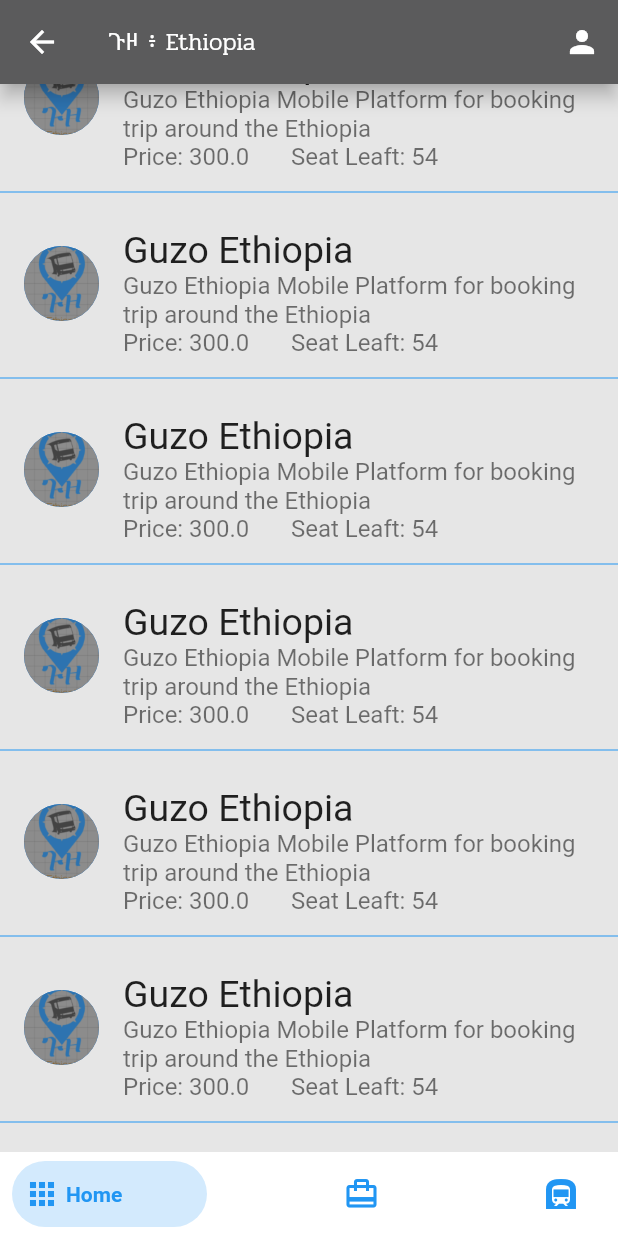
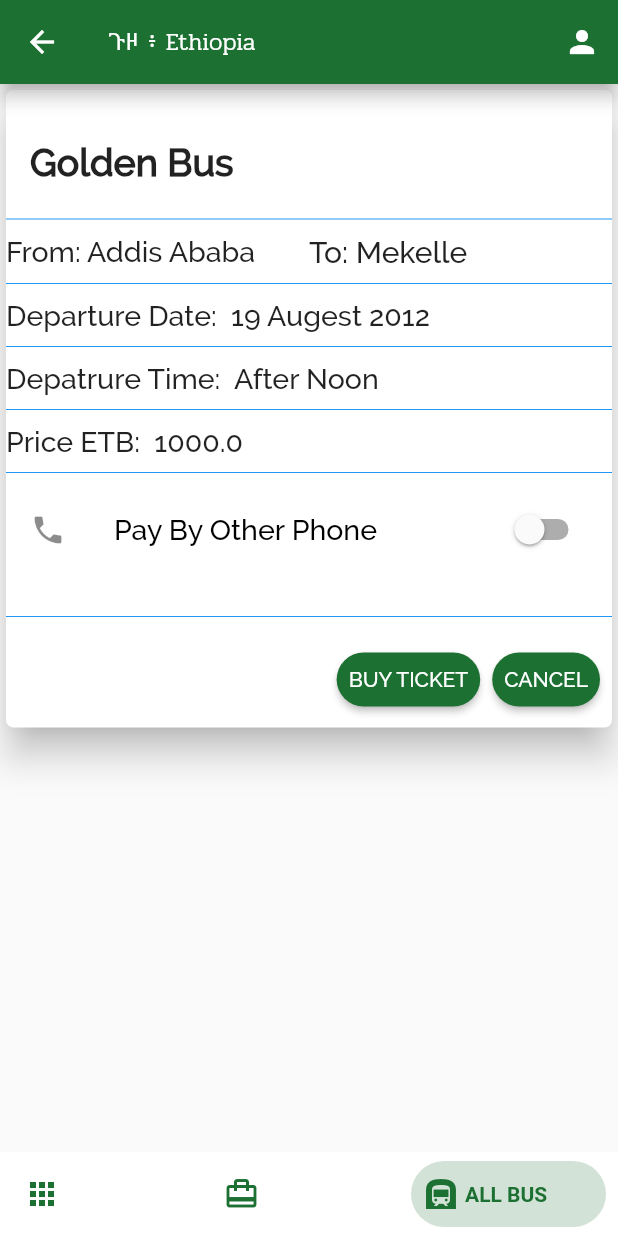
Before and after one commit to YemaneAbrha/TravelEthiopiaMobileApp, a Flutter app: the SelectBusPage screen opened by its route, scrolled down 528 dp, after a tap on "Guzo Ethiopia", on a phone screen of 412 x 824 dp. Run offline on Flutter 3.47's test engine with Material 2 defaults, Android fonts, the phone set to English and light mode, and no system bars; our stand-ins replace bottom_navy_bar, circular_profile_avatar, datetime_picker_formfield, shared_preferences, splashscreen; accounts and stored records are empty; network calls fail.

Commit message:
changing UI color

```diff
--- a/lib/api_functions/requestAuthAPI.dart
+++ b/lib/api_functions/requestAuthAPI.dart
@@ -10,11 +10,12 @@ import 'package:Guzo/model/json/loginModel.dart';
 
 Future requestSignup(BuildContext context, Map<String, dynamic> body) async {
   try {
-    final url = "GuzoEthiopia.net/user/signup";
+    final url = "https://guzo-booking.herokuapp.com/user";
     http.Response response = await http.post(url, body: body, headers: {});
     if (response.statusCode == 201) {
       final user = json.decode(response.body);
-      requestLoginAPI(context, user[0].phonenumber);
+      print("Sucess");
+      //requestLoginAPI(context, user[0].phonenumber);
     }
   } catch (err) {
     showDialogSingleButton(context, "Unable to Register", "Server Error", "OK");
--- a/lib/main.dart
+++ b/lib/main.dart
@@ -10,6 +10,7 @@ import 'package:Guzo/pages/help.dart';
 import 'package:Guzo/pages/privacy.dart';
 import 'package:Guzo/pages/profile.dart';
 import 'package:Guzo/pages/splashScreen.dart';
+import 'package:Guzo/pages/bookingConfirmation.dart';
 
 void main() => runApp(MyApp());
 
@@ -27,6 +28,8 @@ class MyApp extends StatelessWidget {
         '/profile': (BuildContext context) => UserProfile(context),
         '/allbus': (BuildContext context) => HomeScreen(context),
         '/register': (BuildContext context) => RegistrationPage(context),
+        '/bookingConfirmation': (BuildContext context) =>
+            BookingConfirmationPage(context),
 
         //  "/allbus": (BuildContext context) => AllBus(),
       },
--- a/lib/pages/book.dart
+++ b/lib/pages/book.dart
@@ -1,8 +1,8 @@
-import 'dart:ffi';
-
-import 'package:dropdownfield/dropdownfield.dart';
+// import 'dart:ffi';
+//
+// import 'package:dropdownfield/dropdownfield.dart';
 import 'package:flutter/material.dart';
-import 'package:flutter/material.dart' as prefix0;
+// import 'package:flutter/material.dart' as prefix0;
 import 'package:intl/intl.dart';
 import 'package:datetime_picker_formfield/datetime_picker_formfield.dart';
 import 'package:Guzo/pages/common/basicappbar.dart';
@@ -17,29 +17,6 @@ class Book extends StatefulWidget {
 }
 
 class _BookState extends State<Book> {
-  // final _formKey = GlobalKey<FormState>();
-  // Map<String, dynamic> formData;
-  // List<String> cities = [
-  //   'Bangalore',
-  //   'Chennai',
-  //   'New York',
-  //   'Mumbai',
-  //   'Delhi',
-  //   'Tokyo',
-  // ];
-  // List<String> countries = [
-  //   'INDIA',
-  //   'USA',
-  //   'JAPAN',
-  // ];
-
-  // _BookState() {
-  //   formData = {
-  //     'City': 'Bangalore',
-  //     'Country': 'INDIA',
-  //   };
-  // }
-
   final dateFormat = DateFormat("EEEE, MMMM d, yyyy");
   final timeFormat = DateFormat("h:mm a");
   DateTime date;
@@ -59,6 +36,7 @@ class _BookState extends State<Book> {
     "Semera",
     "Asmera",
     "Alamata",
+    "Keren",
     "Shire",
     "Axum",
     "Lalibela",
@@ -251,7 +229,7 @@ class _BookState extends State<Book> {
                         )),
                     shape: StadiumBorder(),
                     height: 45,
-                    color: Color.fromRGBO(0, 136, 204, 0.8),
+                    color: Color.fromRGBO(28, 112, 50, 1.0),
                     onPressed: () {
                       setState(() {
                         Navigator.pushNamed(context, '/selectBus');
--- /dev/null
+++ b/lib/pages/bookingConfirmation.dart
@@ -0,0 +1,181 @@
+import 'package:flutter/material.dart';
+import 'package:Guzo/pages/common/basicappbar.dart';
+import 'package:Guzo/pages/common/buttombarnavigation.dart';
+
+class BookingConfirmationPage extends StatefulWidget {
+  BookingConfirmationPage(BuildContext context);
+  @override
+  _BookingConfirmationPageState createState() =>
+      _BookingConfirmationPageState();
+}
+
+class _BookingConfirmationPageState extends State<BookingConfirmationPage> {
+  bool _payByOtherPhone;
+  @override
+  void initState() {
+    super.initState();
+    _payByOtherPhone = false;
+  }
+
+  @override
+  Widget build(BuildContext context) {
+    return Scaffold(
+      appBar: BasicAppBar.getAppBar(context),
+      body: Container(
+        child: ListView(
+          children: <Widget>[
+            Card(
+              shape: RoundedRectangleBorder(
+                borderRadius: BorderRadius.circular(5.0),
+              ),
+              child: Column(
+                // mainAxisAlignment: MainAxisAlignment.center,
+                crossAxisAlignment: CrossAxisAlignment.stretch,
+                children: <Widget>[
+                  SizedBox(
+                    height: 20.0,
+                  ),
+                  new Row(
+                    children: <Widget>[
+                      new Expanded(
+                        child: ListTile(
+                          title: Text(
+                            "Golden Bus",
+                            style: new TextStyle(
+                              fontSize: 25.0,
+                              fontFamily: "Raleway",
+                              fontWeight: FontWeight.bold,
+                            ),
+                          ),
+                        ),
+                      )
+                    ],
+                  ),
+                  Divider(height: 20.0, color: Theme.of(context).primaryColor),
+                  new Row(
+                    children: <Widget>[
+                      new Expanded(
+                        child: Text(
+                          "From:" + "\t" + "Addis Ababa",
+                          style: TextStyle(fontFamily: "Raleway", fontSize: 19),
+                        ),
+                      ),
+                      new Expanded(
+                        child: Text(
+                          "To:" + "\t" + "Mekelle",
+                          style: TextStyle(fontSize: 20, fontFamily: "Raleway"),
+                        ),
+                      ),
+                    ],
+                  ),
+                  Divider(height: 20.0, color: Theme.of(context).primaryColor),
+                  new Row(
+                    children: <Widget>[
+                      new Expanded(
+                        child: Text(
+                          "Departure Date:" + "\t\t" + "19 Augest 2012",
+                          style: TextStyle(fontSize: 19, fontFamily: "Raleway"),
+                        ),
+                      ),
+                    ],
+                  ),
+                  Divider(height: 20.0, color: Theme.of(context).primaryColor),
+                  new Row(
+                    children: <Widget>[
+                      new Expanded(
+                        child: Text(
+                          "Depatrure Time:" + "\t\t" + "After Noon",
+                          style: TextStyle(fontSize: 19, fontFamily: "Raleway"),
+                        ),
+                      ),
+                    ],
+                  ),
+                  Divider(height: 20.0, color: Theme.of(context).primaryColor),
+                  new Row(
+                    children: <Widget>[
+                      new Expanded(
+                        child: Text(
+                          "Price ETB:" + "\t\t" + "1000.0",
+                          style: TextStyle(fontSize: 19, fontFamily: "Raleway"),
+                        ),
+                      ),
+                    ],
+                  ),
+                  Divider(height: 20.0, color: Theme.of(context).primaryColor),
+                  _payByOtherPhone
+                      ? TextField(
+                          decoration: new InputDecoration(
+                              icon: Icon(Icons.phone),
+                              labelText: "Phone Number",
+                              labelStyle: TextStyle(
+                                fontFamily: 'Raleway',
+                                color: Colors.black,
+                                fontSize: 19.0,
+                              ),
+                              border: OutlineInputBorder(
+                                  borderRadius: BorderRadius.circular(10.0))),
+                          keyboardType: TextInputType.phone,
+                          onChanged: (String value) {
+                            setState(() {
+                              //_titleValue = value;
+                            });
+                          },
+                        )
+                      : SwitchListTile(
+                          title: const Text(
+                            "Pay By Other Phone",
+                            style: TextStyle(
+                              fontFamily: 'Raleway',
+                              color: Colors.black,
+                              fontSize: 19.0,
+                            ),
+                          ),
+                          value: false,
+                          onChanged: (bool value) {
+                            setState(() {
+                              _payByOtherPhone = true;
+                            });
+                          },
+                          secondary: const Icon(Icons.phone),
+                        ),
+                  SizedBox(
+                    height: 20.0,
+                  ),
+                  Divider(height: 20.0, color: Theme.of(context).primaryColor),
+                  ButtonTheme.bar(
+                    child: ButtonBar(
+                      children: <Widget>[
+                        MaterialButton(
+                          color: Color.fromRGBO(28, 112, 50, 1.0),
+                          child: Text(
+                            "BUY TICKET",
+                            style: new TextStyle(
+                                fontFamily: "Raleway", color: Colors.white),
+                          ),
+                          shape: StadiumBorder(),
+                          onPressed: () {},
+                        ),
+                        MaterialButton(
+                          color: Color.fromRGBO(28, 112, 50, 1.0),
+                          child: Text(
+                            "CANCEL",
+                            style: new TextStyle(
+                                fontFamily: "Raleway", color: Colors.white),
+                          ),
+                          shape: StadiumBorder(),
+                          onPressed: () {},
+                        ),
+                      ],
+                    ),
+                  ),
+                ],
+              ),
+              elevation: 10.0,
+            ),
+          ],
+        ),
+      ),
+      bottomNavigationBar: Buttom(2),
+    );
+  }
+}
--- a/lib/pages/common/basicappbar.dart
+++ b/lib/pages/common/basicappbar.dart
@@ -18,7 +18,8 @@ class BasicAppBar {
         ),
       ],
       // backgroundColor: Color.fromRGBO(0, 136, 204, 0.8),
-      backgroundColor: Color.fromRGBO(91, 91, 92, 1.0),
+      // backgroundColor: Color.fromRGBO(91, 91, 92, 1.0),
+      backgroundColor: Color.fromRGBO(28, 112, 50, 1.0),
 
       iconTheme: IconThemeData(color: Colors.white),
       elevation: Theme.of(context).platform == TargetPlatform.iOS ? 0.0 : 5.0,
--- a/lib/pages/common/buttombarnavigation.dart
+++ b/lib/pages/common/buttombarnavigation.dart
@@ -31,17 +31,17 @@ class ButtonState extends State<Buttom> {
       items: [
         BottomNavyBarItem(
           icon: Icon(Icons.apps),
-          title: Text('Home'),
-          activeColor: Colors.blue,
+          title: Text('HOME'),
+          activeColor: Color.fromRGBO(28, 112, 50, 1.0),
         ),
         BottomNavyBarItem(
             icon: Icon(Icons.card_travel),
-            title: Text('My Booking'),
-            activeColor: Colors.blue),
+            title: Text('MY BOOKING'),
+            activeColor: Color.fromRGBO(28, 112, 50, 1.0)),
         BottomNavyBarItem(
             icon: Icon(Icons.subway),
-            title: Text('All Bus'),
-            activeColor: Colors.blue),
+            title: Text('ALL BUS'),
+            activeColor: Color.fromRGBO(28, 112, 50, 1.0)),
       ],
     );
   }
--- a/lib/pages/homePage.dart
+++ b/lib/pages/homePage.dart
@@ -169,7 +169,8 @@ class _HomeScreenState extends State<HomeScreen> {
                           child: ButtonBar(
                             children: <Widget>[
                               MaterialButton(
-                                color: Color.fromRGBO(0, 136, 204, 0.8),
+                                // color: Color.fromRGBO(0, 136, 204, 0.8),
+                                color: Color.fromRGBO(28, 112, 50, 1.0),
                                 child: Text(
                                   "BUY TICKET",
                                   style: new TextStyle(color: Colors.white),
@@ -179,8 +180,10 @@ class _HomeScreenState extends State<HomeScreen> {
                                   Map<String, dynamic> body = {
                                     'id': snapshot.data[index].id,
                                   };
-                                  print(body.runtimeType);
-                                  requesBookAPI(context, body);
+                                  //  print(body.runtimeType);
+                                  //requesBookAPI(context, body);
+                                  Navigator.pushNamed(
+                                      context, '/bookingConfirmation');
                                 },
                               ),
                             ],
--- a/lib/pages/myBooking.dart
+++ b/lib/pages/myBooking.dart
@@ -28,7 +28,8 @@ class _MyBookingPageState extends State<MyBookingPage> {
             ),
           ],
           // backgroundColor: Color.fromRGBO(0, 136, 204, 0.8),
-          backgroundColor: Color.fromRGBO(91, 91, 92, 1.0),
+          // backgroundColor: Color.fromRGBO(91, 91, 92, 1.0),
+          backgroundColor: Color.fromRGBO(28, 112, 50, 1.0),
 
           iconTheme: IconThemeData(color: Colors.white),
           bottom: TabBar(
@@ -36,14 +37,14 @@ class _MyBookingPageState extends State<MyBookingPage> {
               Tab(
                 icon: Icon(
                   Icons.card_travel,
-                  color: Colors.black,
+                  color: Colors.white,
                 ),
                 text: 'Up Comming',
               ),
               Tab(
                 icon: Icon(
                   Icons.history,
-                  color: Colors.black,
+                  color: Colors.white,
                 ),
                 text: 'Past Booking',
               ),
--- a/lib/pages/registration.dart
+++ b/lib/pages/registration.dart
@@ -1,4 +1,5 @@
 import 'package:flutter/material.dart';
+import 'package:Guzo/api_functions/requestAuthAPI.dart';
 
 class RegistrationPage extends StatefulWidget {
   RegistrationPage(BuildContext context);
@@ -6,16 +7,17 @@ class RegistrationPage extends StatefulWidget {
 }
 
 class _RegistrtionPageState extends State<RegistrationPage> {
+  String _fullName, _phoneNumber;
   @override
   Widget build(BuildContext context) {
-    // TODO: implement build
     return Scaffold(
       appBar: new AppBar(
         title: new Text(
           "ጉዞ ፥ ኢትዮጵያ",
           style: TextStyle(color: Colors.white),
         ),
-        backgroundColor: Color.fromRGBO(91, 91, 92, 1.0),
+        backgroundColor: Color.fromRGBO(28, 112, 50, 1.0),
+        // backgroundColor: Color.fromRGBO(91, 91, 92, 1.0),
         iconTheme: IconThemeData(color: Colors.white),
         elevation: Theme.of(context).platform == TargetPlatform.iOS ? 0.0 : 6.0,
       ),
@@ -42,7 +44,7 @@ class _RegistrtionPageState extends State<RegistrationPage> {
                 keyboardType: TextInputType.text,
                 onChanged: (String value) {
                   setState(() {
-                    //_FullNameValue = value;
+                    _fullName = value;
                   });
                 },
               ),
@@ -63,7 +65,7 @@ class _RegistrtionPageState extends State<RegistrationPage> {
                 keyboardType: TextInputType.phone,
                 onChanged: (String value) {
                   setState(() {
-                    //_PhoneNumberValue = value;
+                    _phoneNumber = value;
                   });
                 },
               ),
@@ -83,7 +85,14 @@ class _RegistrtionPageState extends State<RegistrationPage> {
                         color: Colors.white,
                       )),
                   onPressed: () {
-                    Navigator.pushReplacementNamed(context, '/allbus');
+                    Map<String, dynamic> body = {
+                      'name': _fullName,
+                      'password': "kendel",
+                      'phonenumber': _phoneNumber,
+                    };
+                    print("I have sent the request ....");
+                    // requestSignup(context, body);
+                    Navigator.pushReplacementNamed(context, '/book');
                   },
                 ),
                 // ),
--- a/lib/pages/selectBusPayment.dart
+++ b/lib/pages/selectBusPayment.dart
@@ -43,6 +43,7 @@ class _SelectBusPageState extends State<SelectBusPage> {
                     ),
                     onTap: () {
                       print("You Tab ");
+                      Navigator.pushNamed(context, '/bookingConfirmation');
                     },
                   ),
                   Divider(height: 20.0, color: Theme.of(context).primaryColor),
```
